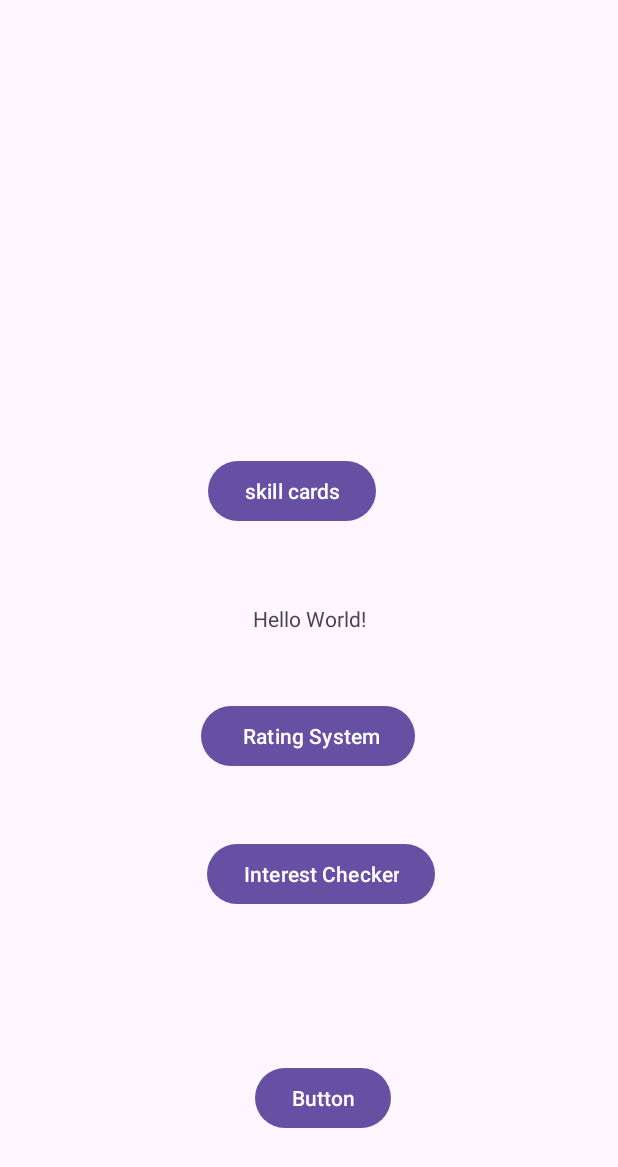
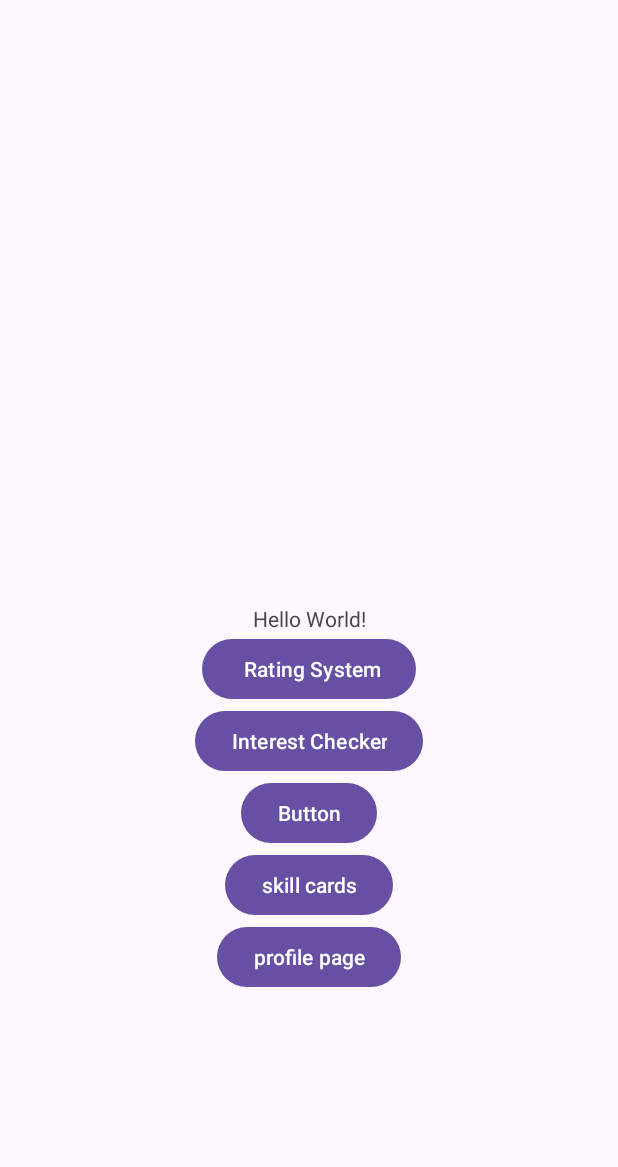
Before and after one commit to RuriRuu/TradeMart, an Android app: the MainActivity screen opened directly, with no data from a screen before it, on a phone screen of 412 x 824 dp. Shown: the top 1167 px of the screen. Run offline under Robolectric (Android 15) with nearby library versions, the phone set to English and light mode, and no system bars; Roboto replaces fonts that are not available here.

Commit message:
Fix the Main Activity

```diff
--- a/app/src/main/java/com/realeyez/trademart/MainActivity.java
+++ b/app/src/main/java/com/realeyez/trademart/MainActivity.java
@@ -43,8 +43,15 @@ public class MainActivity extends AppCompatActivity {
 
         Button skillcardpage = findViewById(R.id.skillcardbuttonview);
         skillcardpage.setOnClickListener(view -> {
-            Intent explicitActivity = new Intent(MainActivity.this, skill_card_view.class);
+            Intent explicitActivity = new Intent(MainActivity.this, SkillCardView.class);
             startActivity(explicitActivity);
         });
+
+        Button profile_button = findViewById(R.id.profile_view_button);
+        profile_button.setOnClickListener(view -> {
+            Intent explicitActivity = new Intent(MainActivity.this, ProfilePageActivity.class);
+            startActivity(explicitActivity);
+        });
+
     }
 }
--- a/app/src/main/res/layout/activity_main.xml
+++ b/app/src/main/res/layout/activity_main.xml
@@ -1,5 +1,6 @@
 <?xml version="1.0" encoding="utf-8"?>
-<androidx.constraintlayout.widget.ConstraintLayout xmlns:android="http://schemas.android.com/apk/res/android"
+<androidx.constraintlayout.widget.ConstraintLayout
+    xmlns:android="http://schemas.android.com/apk/res/android"
     xmlns:app="http://schemas.android.com/apk/res-auto"
     xmlns:tools="http://schemas.android.com/tools"
     android:id="@+id/main"
@@ -17,47 +18,43 @@
         app:layout_constraintStart_toStartOf="parent"
         app:layout_constraintTop_toTopOf="parent" />
 
+    <LinearLayout
+        android:layout_width="match_parent"
+        android:layout_height="wrap_content"
+        android:orientation="vertical"
+        android:gravity="center"
+        app:layout_constraintTop_toBottomOf="@id/textView2">
+
         <Button
             android:id="@+id/RatingCheck"
             android:layout_width="wrap_content"
             android:layout_height="wrap_content"
-        android:layout_marginTop="40dp"
-        android:text=" Rating System"
-        app:layout_constraintBottom_toBottomOf="parent"
-        app:layout_constraintEnd_toEndOf="parent"
-        app:layout_constraintHorizontal_bias="0.498"
-        app:layout_constraintStart_toStartOf="parent"
-        app:layout_constraintTop_toBottomOf="@+id/textView2"
-        app:layout_constraintVertical_bias="0.014" />
+            android:text=" Rating System" />
 
         <Button
             android:id="@+id/InterestCheck"
             android:layout_width="wrap_content"
             android:layout_height="wrap_content"
-        android:layout_marginStart="4dp"
-        android:layout_marginTop="44dp"
-        android:text="Interest Checker"
-        app:layout_constraintStart_toStartOf="@+id/RatingCheck"
-        app:layout_constraintTop_toBottomOf="@+id/RatingCheck" />
+            android:text="Interest Checker" />
 
         <Button
             android:id="@+id/buypagebtn"
             android:layout_width="wrap_content"
             android:layout_height="wrap_content"
-        android:layout_marginEnd="29dp"
-        android:layout_marginBottom="68dp"
-        android:text="Button"
-        app:layout_constraintBottom_toBottomOf="parent"
-        app:layout_constraintEnd_toEndOf="@+id/InterestCheck" />
+            android:text="Button" />
 
         <Button
             android:id="@+id/skillcardbuttonview"
             android:layout_width="wrap_content"
             android:layout_height="wrap_content"
-        android:layout_marginEnd="26dp"
-        android:layout_marginBottom="51dp"
-        android:text="skill cards"
-        app:layout_constraintBottom_toTopOf="@+id/textView2"
-        app:layout_constraintEnd_toEndOf="@+id/RatingCheck" />
+            android:text="skill cards" />
+
+        <Button
+            android:id="@+id/profile_view_button"
+            android:layout_width="wrap_content"
+            android:layout_height="wrap_content"
+            android:text="profile page" />
+
+    </LinearLayout>
 
 </androidx.constraintlayout.widget.ConstraintLayout>
```
Lines whose indentation alone changed are shown as unchanged.
